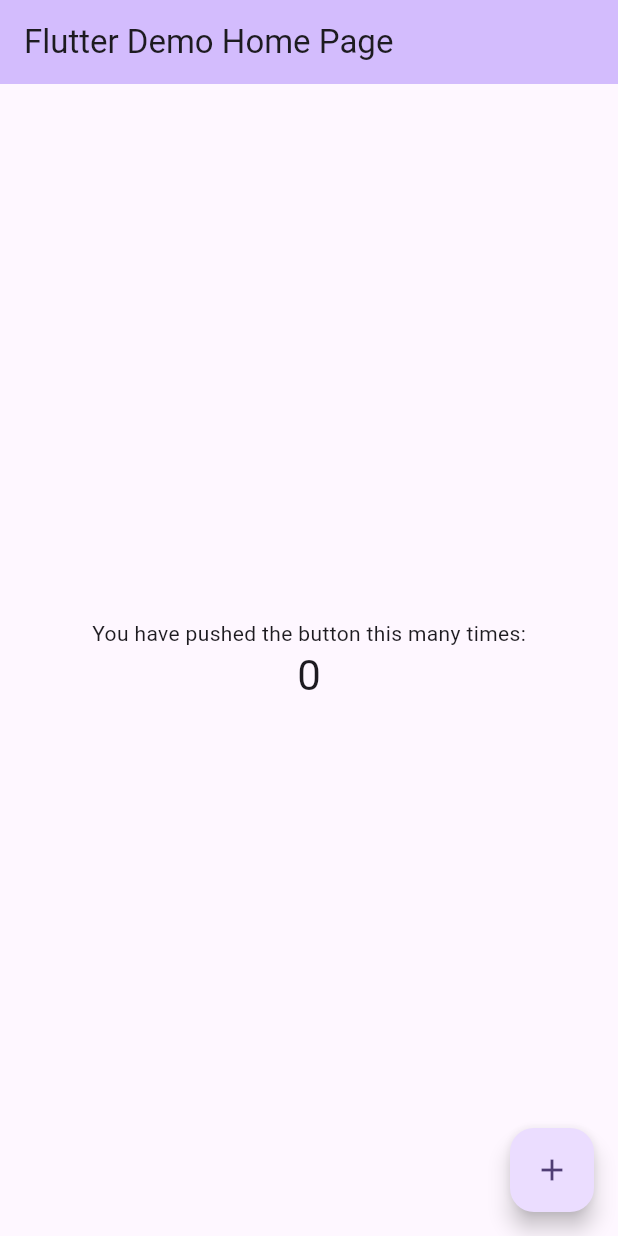
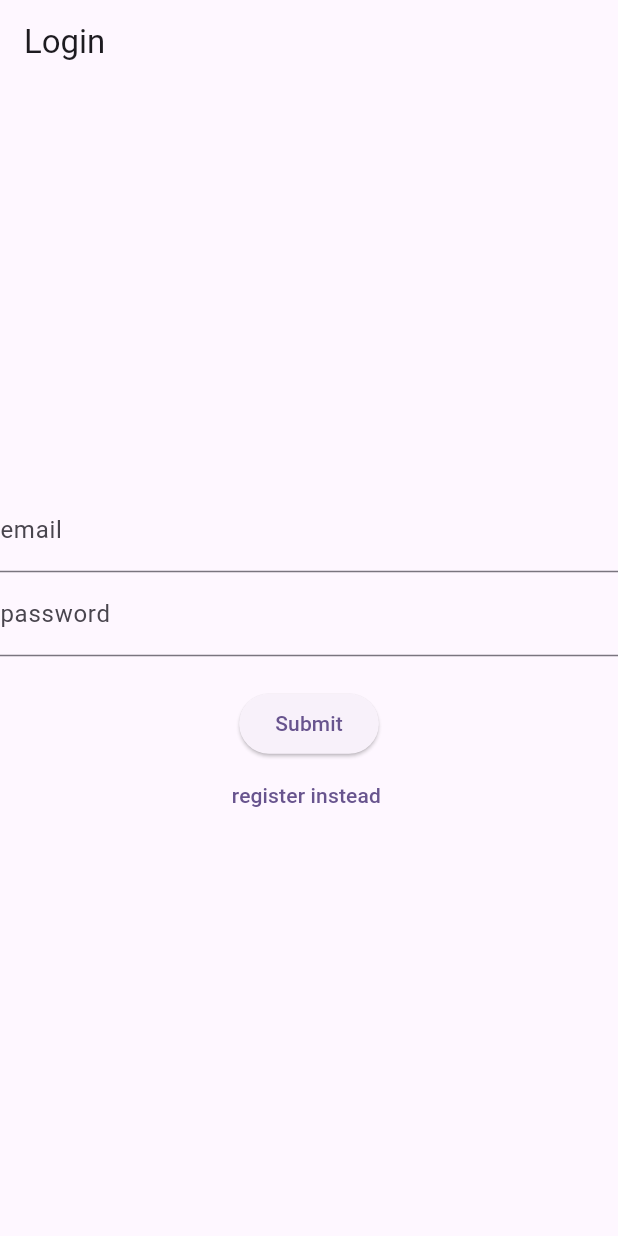
Before and after one commit to Arun746/firebase_auth, a Flutter app: the screen it shows after launch, on a phone screen of 412 x 824 dp. Run offline on Flutter 3.47's test engine with Material 3 defaults, Android fonts, the phone set to English and light mode, and no system bars; our stand-ins replace firebase_auth, firebase_core; accounts and stored records are empty.

Commit message:
android implemented

```diff
--- /dev/null
+++ b/app/lib/auth.dart
@@ -0,0 +1,27 @@
+import 'package:firebase_auth/firebase_auth.dart';
+
+class Auth {
+  final FirebaseAuth _firebaseAuth=FirebaseAuth.instance;
+
+  User? get currentUser=> _firebaseAuth.currentUser;
+
+  Stream<User?> get authStateChanges => _firebaseAuth.authStateChanges();
+
+  Future<void> signInWithEmailAndPassword({
+    required String email,
+    required String password,
+  }) async{
+    await _firebaseAuth.signInWithEmailAndPassword(email: email, password: password,);
+  }
+
+  Future<void> createUserWithEmailAndPassword({
+    required String email,
+    required String password,
+  }) async{
+    await _firebaseAuth.createUserWithEmailAndPassword(email: email, password: password,);
+  }
+
+  Future<void> signOut() async {
+    await _firebaseAuth.signOut();
+  }
+}
--- a/app/lib/main.dart
+++ b/app/lib/main.dart
@@ -1,125 +1,27 @@
+import 'package:app/widget_tree.dart';
+import 'package:firebase_core/firebase_core.dart';
 import 'package:flutter/material.dart';
 
-void main() {
+void main()  async{
+
+  WidgetsFlutterBinding.ensureInitialized();
+  await Firebase.initializeApp();
   runApp(const MyApp());
 }
 
 class MyApp extends StatelessWidget {
   const MyApp({super.key});
 
-  // This widget is the root of your application.
+
   @override
   Widget build(BuildContext context) {
     return MaterialApp(
       title: 'Flutter Demo',
       theme: ThemeData(
-        // This is the theme of your application.
-        //
-        // TRY THIS: Try running your application with "flutter run". You'll see
-        // the application has a purple toolbar. Then, without quitting the app,
-        // try changing the seedColor in the colorScheme below to Colors.green
-        // and then invoke "hot reload" (save your changes or press the "hot
-        // reload" button in a Flutter-supported IDE, or press "r" if you used
-        // the command line to start the app).
-        //
-        // Notice that the counter didn't reset back to zero; the application
-        // state is not lost during the reload. To reset the state, use hot
-        // restart instead.
-        //
-        // This works for code too, not just values: Most code changes can be
-        // tested with just a hot reload.
         colorScheme: ColorScheme.fromSeed(seedColor: Colors.deepPurple),
         useMaterial3: true,
       ),
-      home: const MyHomePage(title: 'Flutter Demo Home Page'),
+      home:  WidgetTree(),
     );
   }
 }
-
-class MyHomePage extends StatefulWidget {
-  const MyHomePage({super.key, required this.title});
-
-  // This widget is the home page of your application. It is stateful, meaning
-  // that it has a State object (defined below) that contains fields that affect
-  // how it looks.
-
-  // This class is the configuration for the state. It holds the values (in this
-  // case the title) provided by the parent (in this case the App widget) and
-  // used by the build method of the State. Fields in a Widget subclass are
-  // always marked "final".
-
-  final String title;
-
-  @override
-  State<MyHomePage> createState() => _MyHomePageState();
-}
-
-class _MyHomePageState extends State<MyHomePage> {
-  int _counter = 0;
-
-  void _incrementCounter() {
-    setState(() {
-      // This call to setState tells the Flutter framework that something has
-      // changed in this State, which causes it to rerun the build method below
-      // so that the display can reflect the updated values. If we changed
-      // _counter without calling setState(), then the build method would not be
-      // called again, and so nothing would appear to happen.
-      _counter++;
-    });
-  }
-
-  @override
-  Widget build(BuildContext context) {
-    // This method is rerun every time setState is called, for instance as done
-    // by the _incrementCounter method above.
-    //
-    // The Flutter framework has been optimized to make rerunning build methods
-    // fast, so that you can just rebuild anything that needs updating rather
-    // than having to individually change instances of widgets.
-    return Scaffold(
-      appBar: AppBar(
-        // TRY THIS: Try changing the color here to a specific color (to
-        // Colors.amber, perhaps?) and trigger a hot reload to see the AppBar
-        // change color while the other colors stay the same.
-        backgroundColor: Theme.of(context).colorScheme.inversePrimary,
-        // Here we take the value from the MyHomePage object that was created by
-        // the App.build method, and use it to set our appbar title.
-        title: Text(widget.title),
-      ),
-      body: Center(
-        // Center is a layout widget. It takes a single child and positions it
-        // in the middle of the parent.
-        child: Column(
-          // Column is also a layout widget. It takes a list of children and
-          // arranges them vertically. By default, it sizes itself to fit its
-          // children horizontally, and tries to be as tall as its parent.
-          //
-          // Column has various properties to control how it sizes itself and
-          // how it positions its children. Here we use mainAxisAlignment to
-          // center the children vertically; the main axis here is the vertical
-          // axis because Columns are vertical (the cross axis would be
-          // horizontal).
-          //
-          // TRY THIS: Invoke "debug painting" (choose the "Toggle Debug Paint"
-          // action in the IDE, or press "p" in the console), to see the
-          // wireframe for each widget.
-          mainAxisAlignment: MainAxisAlignment.center,
-          children: <Widget>[
-            const Text(
-              'You have pushed the button this many times:',
-            ),
-            Text(
-              '$_counter',
-              style: Theme.of(context).textTheme.headlineMedium,
-            ),
-          ],
-        ),
-      ),
-      floatingActionButton: FloatingActionButton(
-        onPressed: _incrementCounter,
-        tooltip: 'Increment',
-        child: const Icon(Icons.add),
-      ), // This trailing comma makes auto-formatting nicer for build methods.
-    );
-  }
-}
--- /dev/null
+++ b/app/lib/screen/loginpage.dart
@@ -0,0 +1,101 @@
+import 'package:app/auth.dart';
+import 'package:firebase_auth/firebase_auth.dart';
+import 'package:flutter/material.dart';
+
+class LoginPage extends StatefulWidget {
+  const LoginPage({super.key});
+
+  @override
+  State<LoginPage> createState() => _LoginPageState();
+}
+
+class _LoginPageState extends State<LoginPage> {
+  String? errorMessage="";
+  bool isLogin=true;
+
+  final TextEditingController _controlleremail=TextEditingController();
+    final TextEditingController _controllerPassword=TextEditingController();
+
+
+  Future<void> signInWithEmailAndPassword() async{
+    try{
+      await Auth().signInWithEmailAndPassword(
+        email: _controlleremail.text,
+        password: _controllerPassword.text
+      );
+
+    }on FirebaseAuthException catch(e){
+      setState(() {
+        errorMessage=e.message;
+      });
+    }
+  }
+
+Future<void> createUserWithEmailAndPassword() async{
+  try{
+    await Auth().createUserWithEmailAndPassword(
+      email: _controlleremail.text,
+      password: _controllerPassword.text
+      );
+  }
+  on FirebaseAuthException catch(e){
+    setState(() {
+      errorMessage=e.message;
+    });
+  }
+}
+Widget _title(){
+  return const Text('Login');
+}
+
+Widget _entryField(String title , TextEditingController controller){
+  return TextField(
+    controller: controller,
+    decoration: InputDecoration(
+      labelText: title,
+    ),
+  );
+}
+Widget _errorMessage(){
+  return Text(errorMessage==""?"":"humm ? $errorMessage");
+}
+
+Widget _submitButton(){
+  return ElevatedButton(
+  onPressed: isLogin? signInWithEmailAndPassword: createUserWithEmailAndPassword,
+  child: Text("Submit"),);
+}
+
+
+Widget _loginOrRegisterButton(){
+  return TextButton(
+    onPressed: (){
+      setState(() {
+        isLogin=!isLogin;
+      });
+    },
+    child: Text( isLogin?"register instead ":"Login Instead"));
+}
+  @override
+  Widget build(BuildContext context) {
+    return Scaffold(
+      appBar: AppBar(title: _title(),),
+      body: Container(
+        height: double.infinity,
+        width: double.infinity,
+        child: Column(
+          crossAxisAlignment: CrossAxisAlignment.center,
+          mainAxisAlignment: MainAxisAlignment.center,
+          children: [
+            _entryField("email", _controlleremail),
+            _entryField("password", _controllerPassword),
+            _errorMessage(),
+            _submitButton(),
+            _loginOrRegisterButton(),
+
+          ],
+        ),
+      ),
+    );
+  }
+}
--- /dev/null
+++ b/app/lib/widget_tree.dart
@@ -0,0 +1,29 @@
+ import 'package:app/auth.dart';
+import 'package:app/screen/home.dart';
+import 'package:app/screen/loginpage.dart';
+import 'package:flutter/material.dart';
+
+class WidgetTree extends StatefulWidget {
+  const WidgetTree({super.key});
+
+  @override
+  State<WidgetTree> createState() => _WidgetTreeState();
+}
+
+class _WidgetTreeState extends State<WidgetTree> {
+  @override
+  Widget build(BuildContext context) {
+    return StreamBuilder(
+      stream: Auth().authStateChanges,
+      builder: (context , snapshot){
+        if(snapshot.hasData){
+          return HomePage();
+
+        }
+        else{
+          return LoginPage();
+        }
+      },
+      );
+  }
+}
--- a/app/pubspec.yaml
+++ b/app/pubspec.yaml
@@ -34,6 +34,8 @@ dependencies:
   # The following adds the Cupertino Icons font to your application.
   # Use with the CupertinoIcons class for iOS style icons.
   cupertino_icons: ^1.0.8
+  firebase_auth: ^5.3.4
+  firebase_core: ^3.9.0
 
 dev_dependencies:
   flutter_test:
```
Also changed, not shown: app/lib/screen/home.dart (added, +44 -0 lines), app/lib/screen/signup.dart (added), app/pubspec.lock, 16 other files.
